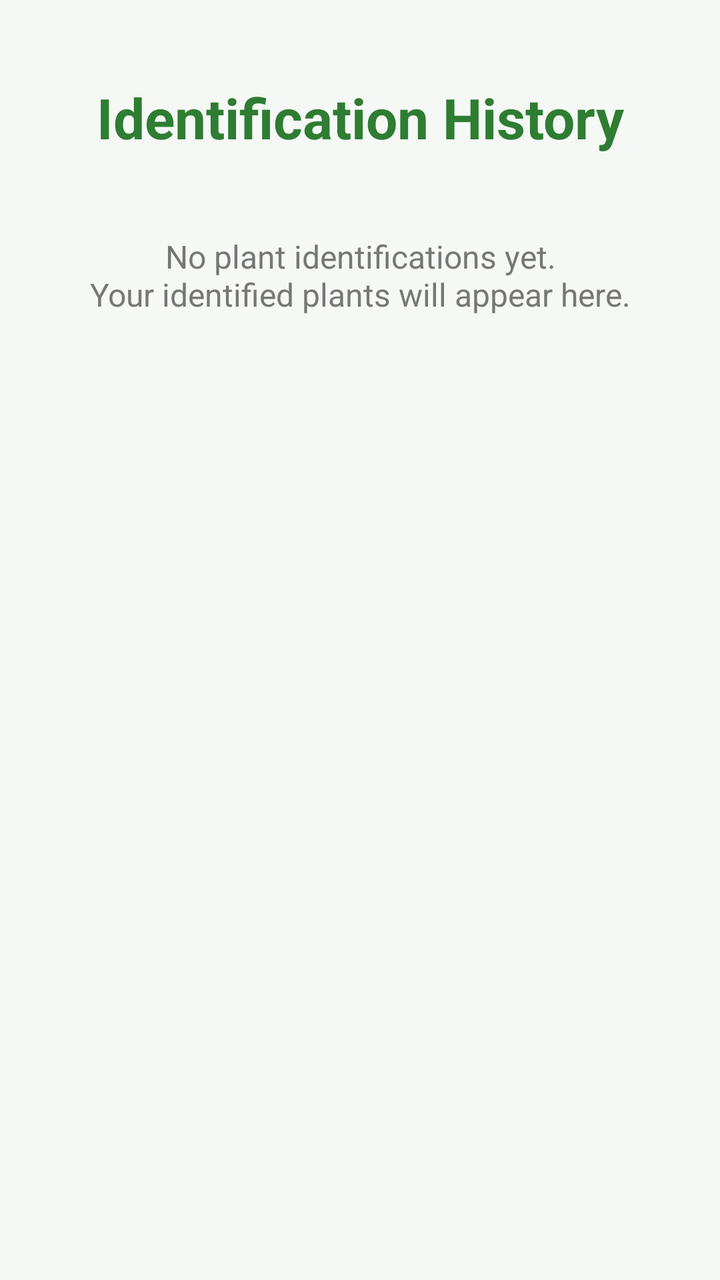
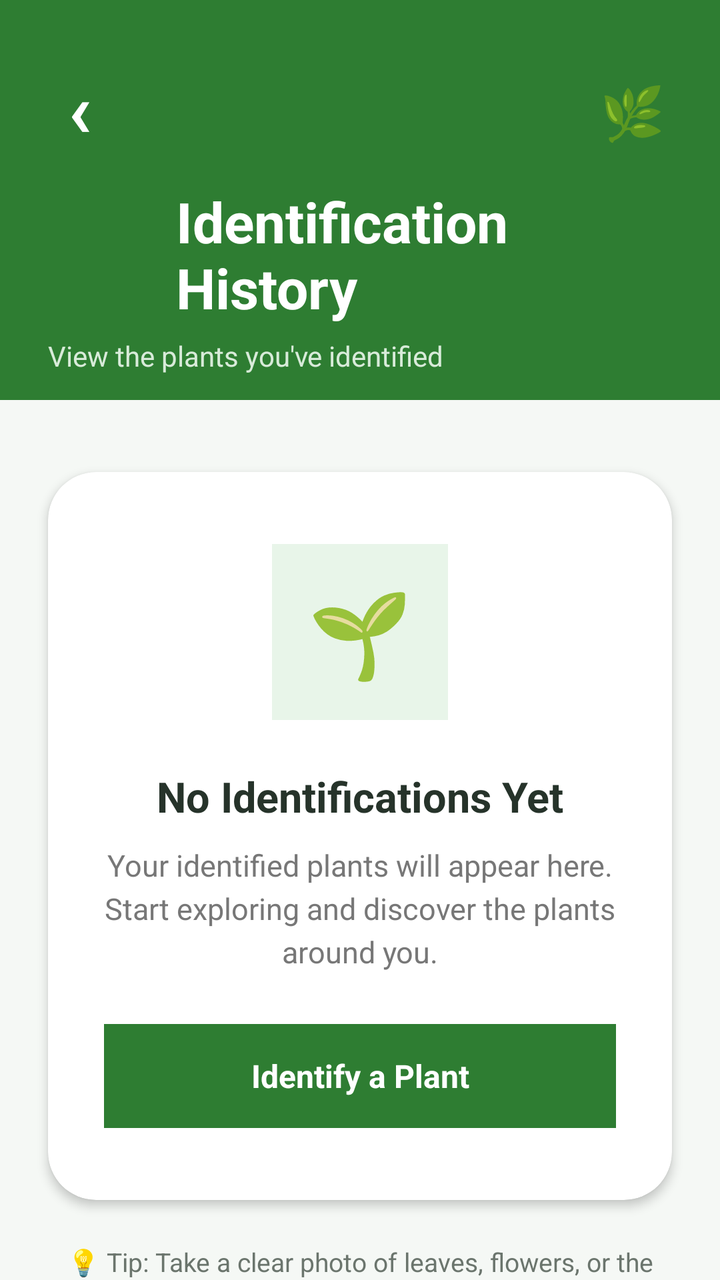

Before-and-after screenshots of an Android layout around one commit, followed by the original layout XML and the change that was made.
<!-- AndroidManifest.xml: application theme Theme.PlantX -->
<!-- res/layout/activity_history.xml -->
<?xml version="1.0" encoding="utf-8"?>
<androidx.constraintlayout.widget.ConstraintLayout
    xmlns:android="http://schemas.android.com/apk/res/android"
    xmlns:app="http://schemas.android.com/apk/res-auto"
    android:layout_width="match_parent"
    android:layout_height="match_parent"
    android:background="#F5F8F5">

    <TextView
        android:id="@+id/tvHistoryTitle"
        android:layout_width="wrap_content"
        android:layout_height="wrap_content"
        android:layout_marginTop="40dp"
        android:text="Identification History"
        android:textColor="#2E7D32"
        android:textSize="28sp"
        android:textStyle="bold"
        app:layout_constraintEnd_toEndOf="parent"
        app:layout_constraintStart_toStartOf="parent"
        app:layout_constraintTop_toTopOf="parent" />

    <TextView
        android:id="@+id/tvEmptyHistory"
        android:layout_width="0dp"
        android:layout_height="wrap_content"
        android:layout_marginStart="32dp"
        android:layout_marginTop="40dp"
        android:layout_marginEnd="32dp"
        android:gravity="center"
        android:text="No plant identifications yet.\nYour identified plants will appear here."
        android:textColor="#777777"
        android:textSize="16sp"
        app:layout_constraintEnd_toEndOf="parent"
        app:layout_constraintStart_toStartOf="parent"
        app:layout_constraintTop_toBottomOf="@id/tvHistoryTitle" />

</androidx.constraintlayout.widget.ConstraintLayout>
<!-- resources referenced by this layout -->
<resources>
  <style name="Theme.PlantX" parent="Base.Theme.PlantX" />
  <style name="Base.Theme.PlantX" parent="Theme.Material3.DayNight.NoActionBar">
          
          
      </style>
</resources>

<!-- the commit's change to res/layout/activity_history.xml (unified diff, before → after) -->
@@ -6,32 +6,165 @@
     android:layout_height="match_parent"
     android:background="#F5F8F5">
 
-    <TextView
-        android:id="@+id/tvHistoryTitle"
-        android:layout_width="wrap_content"
-        android:layout_height="wrap_content"
-        android:layout_marginTop="40dp"
-        android:text="Identification History"
-        android:textColor="#2E7D32"
-        android:textSize="28sp"
-        android:textStyle="bold"
+    
+    <View
+        android:id="@+id/historyHeader"
+        android:layout_width="0dp"
+        android:layout_height="200dp"
+        android:background="#2E7D32"
         app:layout_constraintEnd_toEndOf="parent"
         app:layout_constraintStart_toStartOf="parent"
         app:layout_constraintTop_toTopOf="parent" />
 
+    
     <TextView
-        android:id="@+id/tvEmptyHistory"
+        android:id="@+id/tvBack"
+        android:layout_width="48dp"
+        android:layout_height="48dp"
+        android:layout_marginStart="16dp"
+        android:layout_marginTop="28dp"
+        android:background="?attr/selectableItemBackgroundBorderless"
+        android:gravity="center"
+        android:text="‹"
+        android:textColor="#FFFFFF"
+        android:textSize="38sp"
+        android:textStyle="bold"
+        app:layout_constraintStart_toStartOf="parent"
+        app:layout_constraintTop_toTopOf="parent" />
+
+    
+    <TextView
+        android:id="@+id/tvHistoryIcon"
+        android:layout_width="48dp"
+        android:layout_height="48dp"
+        android:layout_marginTop="32dp"
+        android:layout_marginEnd="20dp"
+        android:gravity="center"
+        android:text="🌿"
+        android:textSize="26sp"
+        app:layout_constraintEnd_toEndOf="parent"
+        app:layout_constraintTop_toTopOf="parent" />
+
+    
+    <TextView
+        android:id="@+id/tvHistoryTitle"
         android:layout_width="0dp"
         android:layout_height="wrap_content"
-        android:layout_marginStart="32dp"
-        android:layout_marginTop="40dp"
-        android:layout_marginEnd="32dp"
-        android:gravity="center"
-        android:text="No plant identifications yet.\nYour identified plants will appear here."
-        android:textColor="#777777"
-        android:textSize="16sp"
+        android:layout_marginStart="24dp"
+        android:layout_marginTop="16dp"
+        android:layout_marginEnd="24dp"
+        android:text="Identification History"
+        android:textColor="#FFFFFF"
+        android:textSize="28sp"
+        android:textStyle="bold"
+        app:layout_constraintEnd_toStartOf="@id/tvHistoryIcon"
+        app:layout_constraintStart_toEndOf="@id/tvBack"
+        app:layout_constraintTop_toBottomOf="@id/tvBack" />
+
+    
+    <TextView
+        android:id="@+id/tvHistorySubtitle"
+        android:layout_width="0dp"
+        android:layout_height="wrap_content"
+        android:layout_marginStart="24dp"
+        android:layout_marginTop="6dp"
+        android:layout_marginEnd="24dp"
+        android:text="View the plants you've identified"
+        android:textColor="#D8EBD9"
+        android:textSize="14sp"
         app:layout_constraintEnd_toEndOf="parent"
         app:layout_constraintStart_toStartOf="parent"
         app:layout_constraintTop_toBottomOf="@id/tvHistoryTitle" />
 
+    
+    <androidx.cardview.widget.CardView
+        android:id="@+id/cardEmptyHistory"
+        android:layout_width="0dp"
+        android:layout_height="wrap_content"
+        android:layout_marginStart="24dp"
+        android:layout_marginTop="36dp"
+        android:layout_marginEnd="24dp"
+        app:cardBackgroundColor="#FFFFFF"
+        app:cardCornerRadius="24dp"
+        app:cardElevation="3dp"
+        app:layout_constraintEnd_toEndOf="parent"
+        app:layout_constraintStart_toStartOf="parent"
+        app:layout_constraintTop_toBottomOf="@id/historyHeader">
+
+        <LinearLayout
+            android:layout_width="match_parent"
+            android:layout_height="wrap_content"
+            android:gravity="center"
+            android:orientation="vertical"
+            android:paddingStart="28dp"
+            android:paddingTop="36dp"
+            android:paddingEnd="28dp"
+            android:paddingBottom="36dp">
+
+            
+            <TextView
+                android:id="@+id/tvEmptyIcon"
+                android:layout_width="88dp"
+                android:layout_height="88dp"
+                android:background="#E8F5E9"
+                android:gravity="center"
+                android:text="🌱"
+                android:textSize="42sp" />
+
+            
+            <TextView
+                android:id="@+id/tvEmptyTitle"
+                android:layout_width="wrap_content"
+                android:layout_height="wrap_content"
+                android:layout_marginTop="24dp"
+                android:text="No Identifications Yet"
+                android:textColor="#26332A"
+                android:textSize="21sp"
+                android:textStyle="bold" />
+
+            
+            <TextView
+                android:id="@+id/tvEmptyHistory"
+                android:layout_width="match_parent"
+                android:layout_height="wrap_content"
+                android:layout_marginTop="10dp"
+                android:gravity="center"
+                android:lineSpacingExtra="4dp"
+                android:text="Your identified plants will appear here. Start exploring and discover the plants around you."
+                android:textColor="#777777"
+                android:textSize="15sp" />
+
+            
+            <TextView
+                android:id="@+id/tvIdentifyPlant"
+                android:layout_width="match_parent"
+                android:layout_height="52dp"
+                android:layout_marginTop="26dp"
+                android:background="#2E7D32"
+                android:gravity="center"
+                android:text="Identify a Plant"
+                android:textColor="#FFFFFF"
+                android:textSize="16sp"
+                android:textStyle="bold" />
+
+        </LinearLayout>
+
+    </androidx.cardview.widget.CardView>
+
+    
+    <TextView
+        android:id="@+id/tvHistoryTip"
+        android:layout_width="0dp"
+        android:layout_height="wrap_content"
+        android:layout_marginStart="32dp"
+        android:layout_marginTop="22dp"
+        android:layout_marginEnd="32dp"
+        android:gravity="center"
+        android:text="💡 Tip: Take a clear photo of leaves, flowers, or the whole plant for better results."
+        android:textColor="#6B756D"
+        android:textSize="13sp"
+        app:layout_constraintEnd_toEndOf="parent"
+        app:layout_constraintStart_toStartOf="parent"
+        app:layout_constraintTop_toBottomOf="@id/cardEmptyHistory" />
+
 </androidx.constraintlayout.widget.ConstraintLayout>
